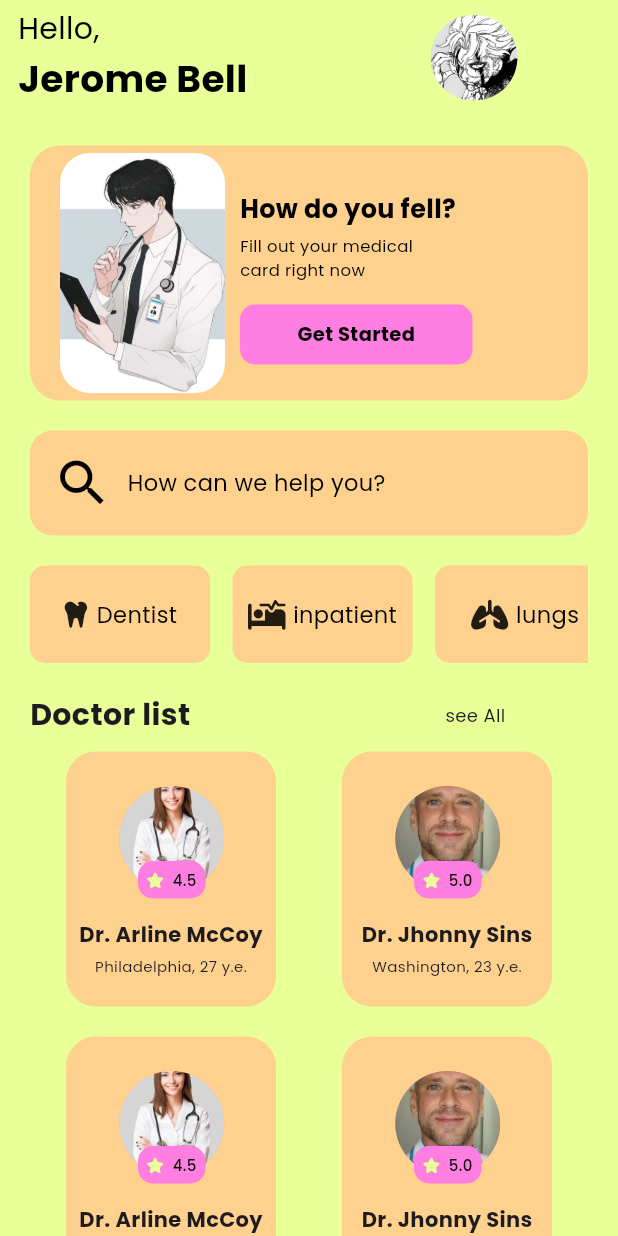
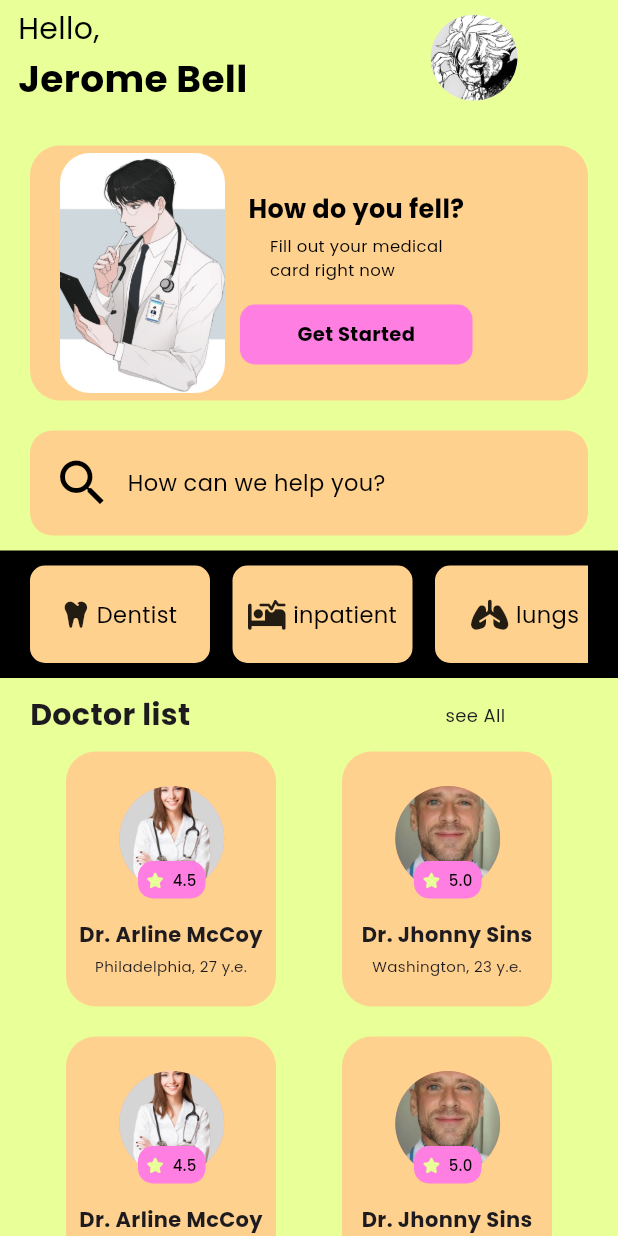
Before and after one commit to Kuuhaku456/Praktikum_mobile_ganjil_2024_2025, a Flutter app: the screen it shows after launch, on a phone screen of 412 x 824 dp. Run offline on Flutter 3.47's test engine with Material 3 defaults, Android fonts, the phone set to English and light mode, and no system bars; our stand-ins replace font_awesome_flutter, google_fonts.

Commit message:
pertemuan 2

```diff
--- a/pertemuan_3/pertemuan_3/lib/main.dart
+++ b/pertemuan_3/pertemuan_3/lib/main.dart
@@ -33,9 +33,10 @@ class MyHomePage extends StatelessWidget {
       backgroundColor: const Color(0xFFE9FF97),
       body: ListView(
         children: [
-          SizedBox(
+          Container(
             width: 100,
             height: 77,
+            // color: Colors.yellow,
             child: Row(
               children: [
                 Column(
@@ -105,10 +106,11 @@ class MyHomePage extends StatelessWidget {
                 Container(
                   width: 165,
                   height: 170,
+                  // color: Colors.red,
                   margin: const EdgeInsets.fromLTRB(5, 5, 10, 5),
                   padding: const EdgeInsets.only(left: 5, right: 5),
                   child: Column(
-                    crossAxisAlignment: CrossAxisAlignment.start,
+                    crossAxisAlignment: CrossAxisAlignment.center,
                     children: [
                       const SizedBox(height: 25),
                       Text(
@@ -188,6 +190,7 @@ class MyHomePage extends StatelessWidget {
           Container(
             width: double.infinity,
             height: 85,
+            color: Colors.black,
             margin: const EdgeInsets.only(top: 10, bottom: 10),
             padding: const EdgeInsets.only(left: 20, right: 20),
             child: Center(
@@ -349,7 +352,7 @@ class MyHomePage extends StatelessWidget {
                     children: [
                       Stack(
                         children: [
-                          const SizedBox(
+                          Container(
                             width: 85,
                             height: 85,
                           ),
```
